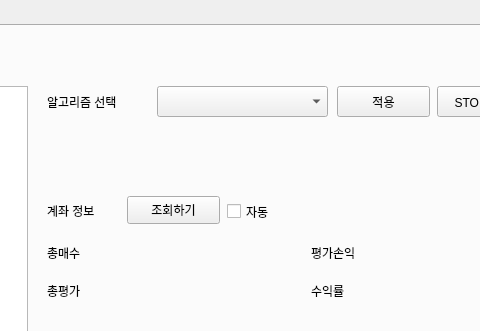
First picture: the form in main/UI.ui, repository slayerzeroa/coin-trading-upbit, before the edit; both pictures show x 625 to 1105 and y 0 to 331 of the 1296 by 802 pixel window.
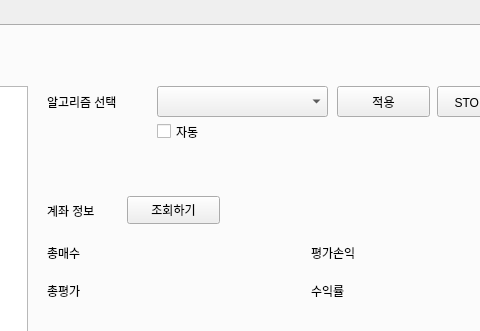
Second picture: the form after the edit.

Diff of the .ui file:
```diff
--- a/main/UI.ui
+++ b/main/UI.ui
@@ -192,8 +192,8 @@
      <widget class="QCheckBox" name="checkBox">
       <property name="geometry">
        <rect>
-        <x>850</x>
-        <y>170</y>
+        <x>780</x>
+        <y>90</y>
         <width>96</width>
         <height>31</height>
        </rect>
```
